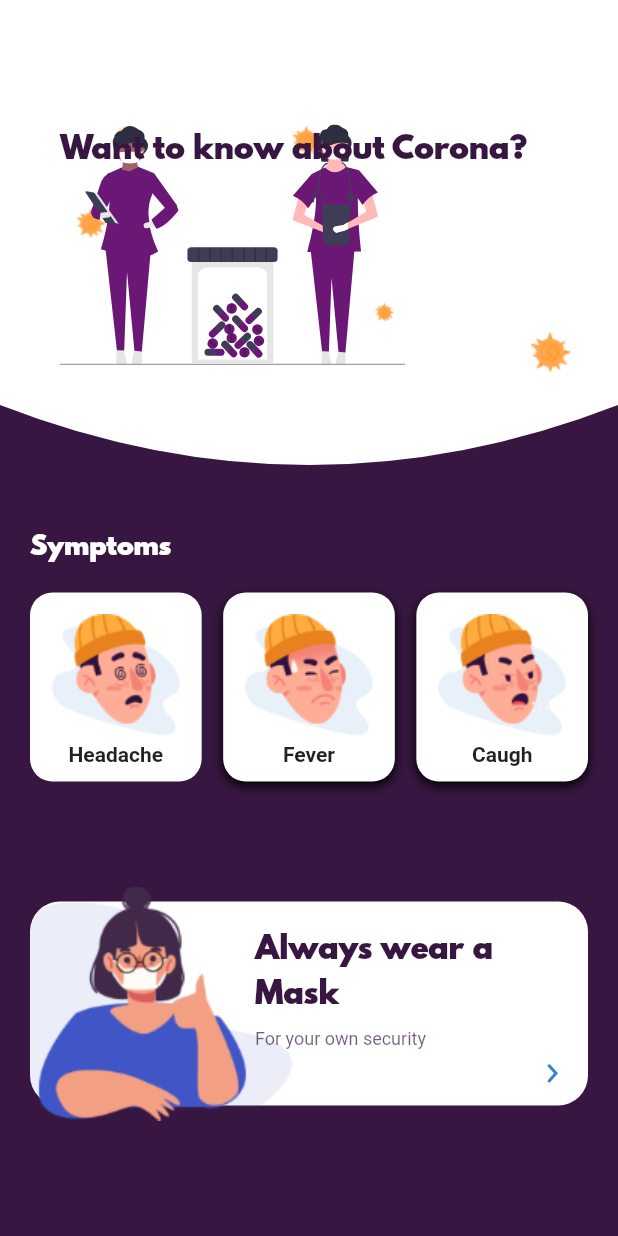
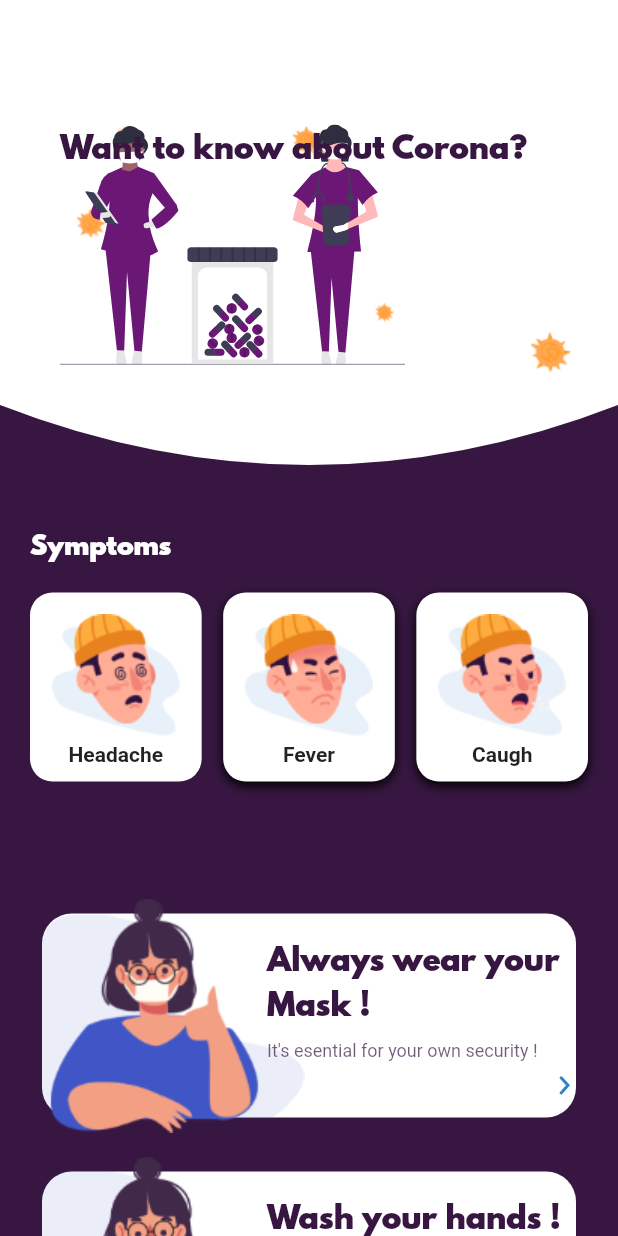
Before and after one commit to Softmatech/Covid-Notif, a Flutter app: the InfoScreen screen opened by its route, on a phone screen of 412 x 824 dp. Run offline on Flutter 3.47's test engine with Material 2 defaults, Android fonts, the phone set to English and light mode, and no system bars; our stand-ins replace flutter_svg.

Commit message:
symptome card extracted

```diff
--- a/lib/screens/info_screen.dart
+++ b/lib/screens/info_screen.dart
@@ -1,13 +1,15 @@
 import 'package:flutter/material.dart';
 import 'package:flutter_practice/Utility/constants.dart';
 import 'package:flutter_practice/screens/my_header.dart';
+import 'package:flutter_practice/screens/symptom_card.dart';
 import 'package:flutter_svg/svg.dart';
 
 class InfoScreen extends StatelessWidget {
   @override
   Widget build(BuildContext context) {
     return Scaffold(
-      body: Column(
+      body: SingleChildScrollView(
+        child: Column(
           crossAxisAlignment: CrossAxisAlignment.start,
           children: <Widget>[
             MyHeader(
@@ -38,7 +40,40 @@ class InfoScreen extends StatelessWidget {
                         style: Theme.of(context).textTheme.headline4,
                       ),
                       SizedBox(height: 20,),
-                    SizedBox(
+                      PreventionCard(image: "assets/images/wear_mask.png",
+                        title: "Always wear your Mask !",
+                        text: "It's esential for your own security !",
+                      ),
+                  PreventionCard(image: "assets/images/wash_hands.png",
+                    title: "Wash your hands !",
+                    text: "It's esential for your own security !",
+                  ),
+                  SizedBox(height: 50,)
+                ],
+              ),
+            )
+          ],
+        ),
+      ),
+    );
+  }
+}
+
+class PreventionCard extends StatelessWidget {
+
+  final String image;
+  final String title;
+  final String text;
+
+  const PreventionCard({
+    Key key, this.image, this.title, this.text,
+  }) : super(key: key);
+
+  @override
+  Widget build(BuildContext context) {
+    return Padding(
+      padding: const EdgeInsets.all(8.0),
+      child: SizedBox(
         height: 156,
         child: Stack(
           alignment: Alignment.centerLeft,
@@ -58,7 +93,7 @@ class InfoScreen extends StatelessWidget {
                 ],
               ),
             ),
-                          Image.asset("assets/images/wear_mask.png"),
+            Image.asset(image),
             Positioned(
               left: 130,
               child: Container(
@@ -70,11 +105,11 @@ class InfoScreen extends StatelessWidget {
                   mainAxisAlignment: MainAxisAlignment.spaceBetween,
                   children: <Widget>[
                     Text(
-                                    "Always wear a Mask",
+                      title,
                       style: Theme.of(context).textTheme.headline4,
                     ),
                     Text(
-                                    "For your own security",
+                      text,
                       style: TextStyle(
                         fontSize: 12,
                         color: kSecondaryColor
@@ -91,57 +126,6 @@ class InfoScreen extends StatelessWidget {
           ],
         ),
       ),
-
-              ],
-            ),
-          )
-        ],
-      ),
     );
   }
 }
-
-class SymptomCard extends StatelessWidget {
-
-  final String image;
-  final String title;
-  final bool isActive;
-
-  const SymptomCard({
-    Key key, this.image, this.title, this.isActive = false,
-  }) : super(key: key);
-
-  @override
-  Widget build(BuildContext context) {
-    return Container(
-      padding: EdgeInsets.all(10),
-      decoration: BoxDecoration(
-        borderRadius: BorderRadius.circular(15),
-        color: Colors.white,
-        boxShadow: [
-          isActive
-          ? BoxShadow(
-            offset: Offset(0,10),
-            blurRadius: 20,
-            color: kSecondaryColor
-          )
-          : BoxShadow(
-            offset: Offset(0,3),
-            blurRadius: 6,
-          )    ,
-        ]
-      ),
-      child: Column(
-        children: <Widget>[
-          Image.asset(image, height: 90,),
-          Text(
-            title,
-            style: TextStyle(
-              fontWeight: FontWeight.bold,
-            ),
-          ),
-        ],
-      ),
-    );
-  }
-}
--- /dev/null
+++ b/lib/screens/symptom_card.dart
@@ -0,0 +1,47 @@
+import 'package:flutter/material.dart';
+import 'package:flutter_practice/Utility/constants.dart';
+
+class SymptomCard extends StatelessWidget {
+
+  final String image;
+  final String title;
+  final bool isActive;
+
+  const SymptomCard({
+    Key key, this.image, this.title, this.isActive = false,
+  }) : super(key: key);
+
+  @override
+  Widget build(BuildContext context) {
+    return Container(
+      padding: EdgeInsets.all(10),
+      decoration: BoxDecoration(
+          borderRadius: BorderRadius.circular(15),
+          color: Colors.white,
+          boxShadow: [
+            isActive
+                ? BoxShadow(
+                offset: Offset(0,10),
+                blurRadius: 20,
+                color: kSecondaryColor
+            )
+                : BoxShadow(
+              offset: Offset(0,3),
+              blurRadius: 6,
+            )    ,
+          ]
+      ),
+      child: Column(
+        children: <Widget>[
+          Image.asset(image, height: 90,),
+          Text(
+            title,
+            style: TextStyle(
+              fontWeight: FontWeight.bold,
+            ),
+          ),
+        ],
+      ),
+    );
+  }
+}
```
Lines whose indentation alone changed are shown as unchanged.
